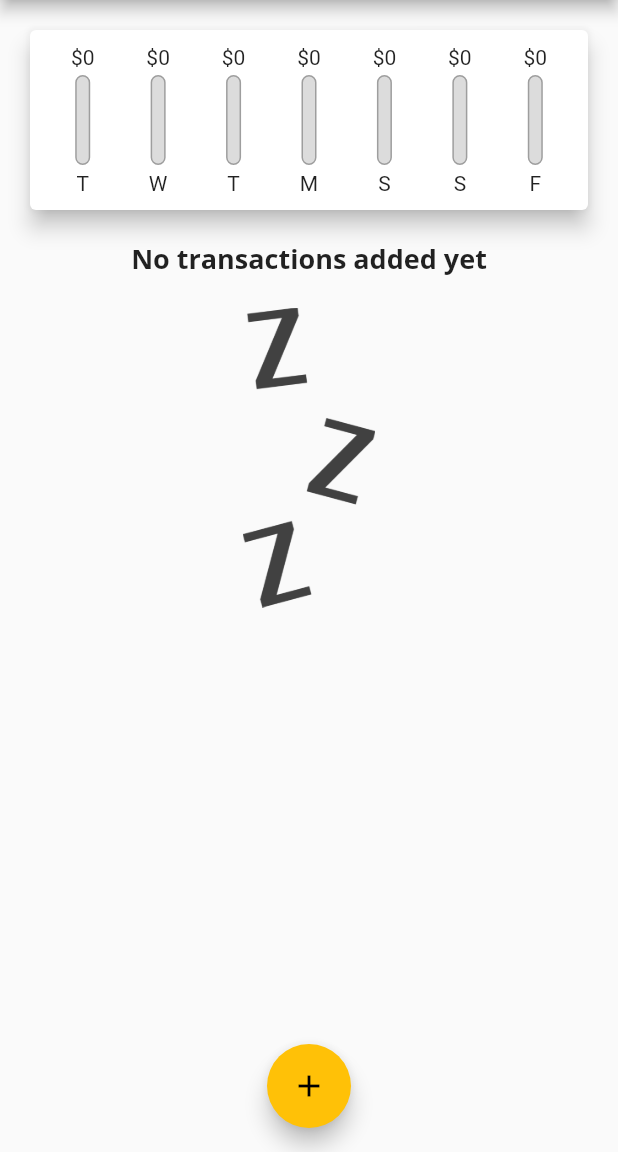
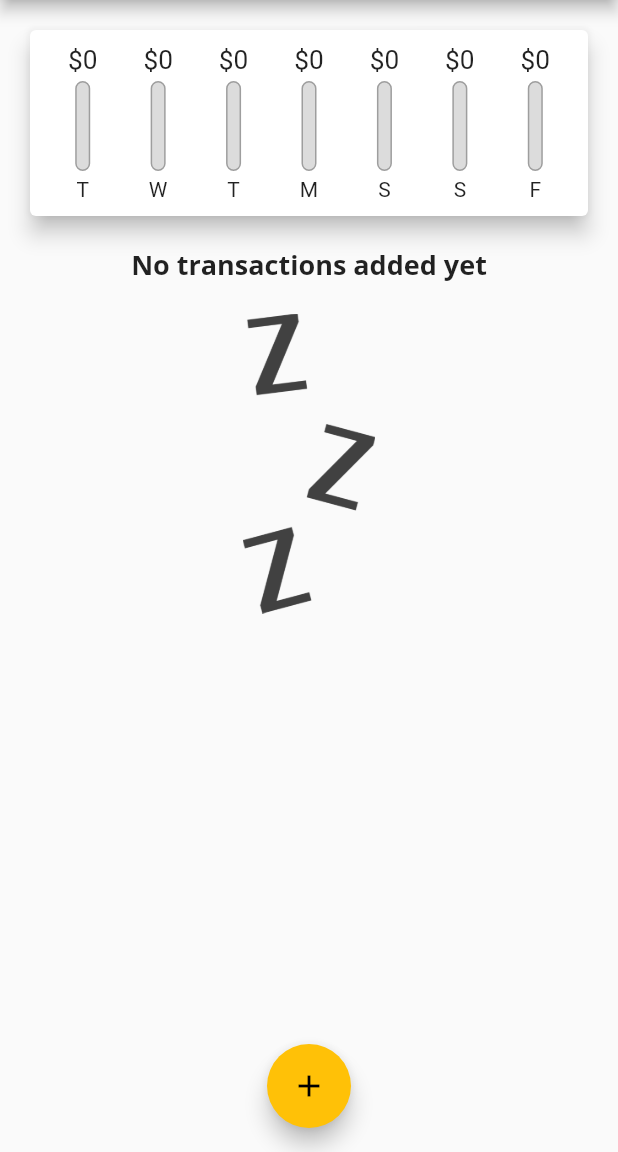
Before and after one commit to octoi/personal-expense-tracher, a Flutter app: the screen it shows after launch, on a phone screen of 412 x 824 dp, the part 84-1236 px from its top. Run offline on Flutter 3.47's test engine with Material 2 defaults, Android fonts, the phone set to English and light mode, and no system bars.

Commit message:
container size

```diff
--- a/lib/widgets/chart_bar.dart
+++ b/lib/widgets/chart_bar.dart
@@ -11,7 +11,12 @@ class CartBar extends StatelessWidget {
   Widget build(BuildContext context) {
     return Column(
       children: [
-        FittedBox(child: Text('\$${spendingAmount.toStringAsFixed(0)}')),
+        Container(
+          height: 20.0,
+          child: FittedBox(
+            child: Text('\$${spendingAmount.toStringAsFixed(0)}'),
+          ),
+        ),
         SizedBox(height: 4),
         Container(
           height: 60,
```
